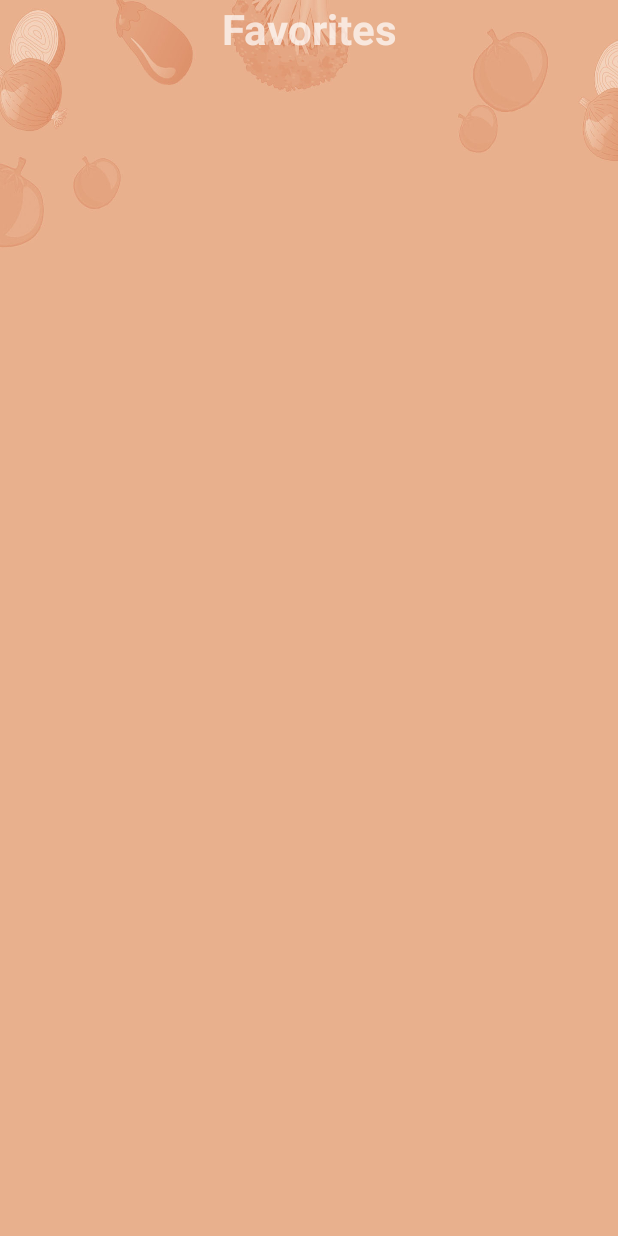
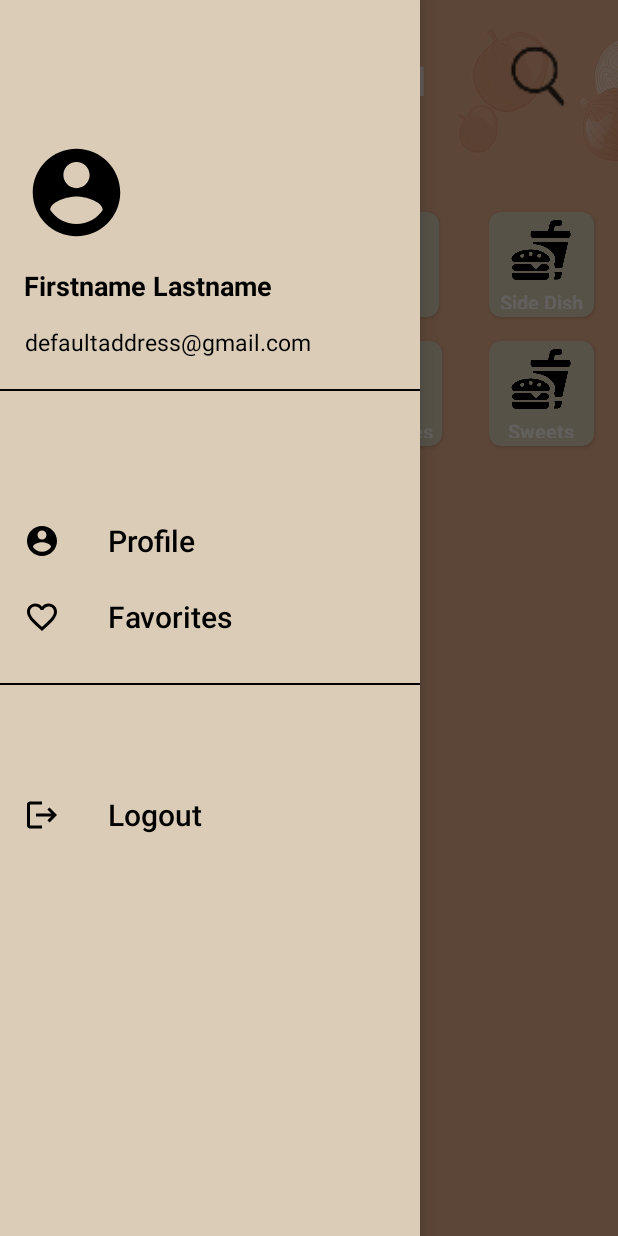
Before and after one commit to athvag/DiscoverYourChef, an Android app: the screen it shows after launch once a user with an empty profile is signed in (FavoritesPage before the commit, Home after it), after a tap on an icon or button, on a phone screen of 412 x 824 dp. Run offline under Robolectric (Android 15) with nearby library versions, the phone set to English and light mode, and no system bars; our stand-ins replace Firebase (no records; nobody signed in at launch, a user with empty details on screens opened directly), Volley; network calls fail.

Commit message:
Hands-on merge torture

```diff
--- a/app/src/main/java/com/team1/discoveryourchef/Home.java
+++ b/app/src/main/java/com/team1/discoveryourchef/Home.java
@@ -5,12 +5,14 @@ import androidx.annotation.Nullable;
 import androidx.appcompat.app.AlertDialog;
 import androidx.appcompat.app.AppCompatActivity;
 import androidx.cardview.widget.CardView;
+import androidx.drawerlayout.widget.DrawerLayout;
 import androidx.recyclerview.widget.GridLayoutManager;
 import androidx.recyclerview.widget.RecyclerView;
 
 import android.content.Intent;
 import android.content.res.Configuration;
 import android.os.Bundle;
+import android.view.Gravity;
 import android.view.LayoutInflater;
 import android.view.View;
 import android.widget.ImageView;
@@ -34,6 +36,7 @@ import java.util.List;
 
 public class Home extends AppCompatActivity implements View.OnClickListener, RecyclerCallback {
 
+    private DrawerLayout drawer;
     TextView welcome;
     List<String> names = new ArrayList<>();
     List<Integer> calories = new ArrayList<>();
@@ -83,6 +86,7 @@ public class Home extends AppCompatActivity implements View.OnClickListener, Rec
         clickItem6 = findViewById(R.id.cat_menu_6);
         clickItem7 = findViewById(R.id.cat_menu_7);
         clickItem8 = findViewById(R.id.cat_menu_8);
+        drawer = findViewById(R.id.drawer_layout);
         clickItem1.setOnClickListener(this);
         clickItem2.setOnClickListener(this);
         clickItem3.setOnClickListener(this);
@@ -91,11 +95,13 @@ public class Home extends AppCompatActivity implements View.OnClickListener, Rec
         clickItem6.setOnClickListener(this);
         clickItem7.setOnClickListener(this);
         clickItem8.setOnClickListener(this);
+        profile.setOnClickListener(this);
         //Finish initiating the clicks//
 
         //Load random pizza recipies//
         loadRecipies("&q=pizza");
 
+        /*
         profile.setOnClickListener(new View.OnClickListener() {
             @Override
             public void onClick(View v) {
@@ -103,6 +109,7 @@ public class Home extends AppCompatActivity implements View.OnClickListener, Rec
                 startActivity(intent);
             }
         });
+         */
     }
 
     private void clearLast() {
@@ -211,6 +218,8 @@ public class Home extends AppCompatActivity implements View.OnClickListener, Rec
             case R.id.cat_menu_8:
                 refreshView("Sweets","&dishType=Sweets");
                 break;
+            case R.id.account_circle:
+                drawer.openDrawer(Gravity.LEFT);
         }
     }
 
--- /dev/null
+++ b/app/src/main/res/drawable-mdpi/ic_account_nav.xml
@@ -0,0 +1,10 @@
+<vector xmlns:android="http://schemas.android.com/apk/res/android"
+    android:width="70dp"
+    android:height="70dp"
+    android:viewportWidth="24"
+    android:viewportHeight="24"
+    android:tint="?attr/colorControlNormal">
+  <path
+      android:fillColor="@android:color/white"
+      android:pathData="M12,2C6.48,2 2,6.48 2,12s4.48,10 10,10 10,-4.48 10,-10S17.52,2 12,2zM12,5c1.66,0 3,1.34 3,3s-1.34,3 -3,3 -3,-1.34 -3,-3 1.34,-3 3,-3zM12,19.2c-2.5,0 -4.71,-1.28 -6,-3.22 0.03,-1.99 4,-3.08 6,-3.08 1.99,0 5.97,1.09 6,3.08 -1.29,1.94 -3.5,3.22 -6,3.22z"/>
+</vector>
--- /dev/null
+++ b/app/src/main/res/drawable-mdpi/ic_account_navdraw.xml
@@ -0,0 +1,5 @@
+<vector android:height="35dp" android:tint="?attr/colorControlNormal"
+    android:viewportHeight="24" android:viewportWidth="24"
+    android:width="35dp" xmlns:android="http://schemas.android.com/apk/res/android">
+    <path android:fillColor="@android:color/white" android:pathData="M12,2C6.48,2 2,6.48 2,12s4.48,10 10,10 10,-4.48 10,-10S17.52,2 12,2zM12,5c1.66,0 3,1.34 3,3s-1.34,3 -3,3 -3,-1.34 -3,-3 1.34,-3 3,-3zM12,19.2c-2.5,0 -4.71,-1.28 -6,-3.22 0.03,-1.99 4,-3.08 6,-3.08 1.99,0 5.97,1.09 6,3.08 -1.29,1.94 -3.5,3.22 -6,3.22z"/>
+</vector>
--- /dev/null
+++ b/app/src/main/res/drawable-mdpi/ic_favorite_clicked.xml
@@ -0,0 +1,10 @@
+<vector xmlns:android="http://schemas.android.com/apk/res/android"
+    android:width="24dp"
+    android:height="24dp"
+    android:viewportWidth="24"
+    android:viewportHeight="24"
+    android:tint="?attr/colorControlNormal">
+  <path
+      android:fillColor="@android:color/white"
+      android:pathData="M12,21.35l-1.45,-1.32C5.4,15.36 2,12.28 2,8.5 2,5.42 4.42,3 7.5,3c1.74,0 3.41,0.81 4.5,2.09C13.09,3.81 14.76,3 16.5,3 19.58,3 22,5.42 22,8.5c0,3.78 -3.4,6.86 -8.55,11.54L12,21.35z"/>
+</vector>
--- /dev/null
+++ b/app/src/main/res/drawable-mdpi/ic_favorite_unclicked.xml
@@ -0,0 +1,5 @@
+<vector android:height="35dp" android:tint="?attr/colorControlNormal"
+    android:viewportHeight="24" android:viewportWidth="24"
+    android:width="35dp" xmlns:android="http://schemas.android.com/apk/res/android">
+    <path android:fillColor="@android:color/white" android:pathData="M16.5,3c-1.74,0 -3.41,0.81 -4.5,2.09C10.91,3.81 9.24,3 7.5,3 4.42,3 2,5.42 2,8.5c0,3.78 3.4,6.86 8.55,11.54L12,21.35l1.45,-1.32C18.6,15.36 22,12.28 22,8.5 22,5.42 19.58,3 16.5,3zM12.1,18.55l-0.1,0.1 -0.1,-0.1C7.14,14.24 4,11.39 4,8.5 4,6.5 5.5,5 7.5,5c1.54,0 3.04,0.99 3.57,2.36h1.87C13.46,5.99 14.96,5 16.5,5c2,0 3.5,1.5 3.5,3.5 0,2.89 -3.14,5.74 -7.9,10.05z"/>
+</vector>
--- /dev/null
+++ b/app/src/main/res/drawable-mdpi/ic_logout.xml
@@ -0,0 +1,5 @@
+<vector android:autoMirrored="true" android:height="35dp"
+    android:tint="?attr/colorControlNormal" android:viewportHeight="24"
+    android:viewportWidth="24" android:width="35dp" xmlns:android="http://schemas.android.com/apk/res/android">
+    <path android:fillColor="@android:color/white" android:pathData="M17,7l-1.41,1.41L18.17,11H8v2h10.17l-2.58,2.58L17,17l5,-5zM4,5h8V3H4c-1.1,0 -2,0.9 -2,2v14c0,1.1 0.9,2 2,2h8v-2H4V5z"/>
+</vector>
--- a/app/src/main/res/layout/activity_home.xml
+++ b/app/src/main/res/layout/activity_home.xml
@@ -1,4 +1,19 @@
 <?xml version="1.0" encoding="utf-8"?>
+<androidx.drawerlayout.widget.DrawerLayout xmlns:android="http://schemas.android.com/apk/res/android"
+    xmlns:app="http://schemas.android.com/apk/res-auto"
+    android:layout_width="match_parent"
+    android:layout_height="match_parent"
+    xmlns:tools="http://schemas.android.com/tools"
+    android:id="@+id/drawer_layout"
+    android:fitsSystemWindows="true"
+    tools:context=".Home"
+    tools:openDrawer="start">
+
+    <FrameLayout
+        android:id="@+id/fragment_container"
+        android:layout_width="match_parent"
+        android:layout_height="match_parent">
+
         <ScrollView xmlns:android="http://schemas.android.com/apk/res/android"
             xmlns:app="http://schemas.android.com/apk/res-auto"
             android:layout_width="match_parent"
@@ -23,6 +38,8 @@
                     app:layout_constraintLeft_toLeftOf="parent"
                     app:layout_constraintRight_toLeftOf="@id/welcome"
                     app:layout_constraintTop_toTopOf="parent"
+                    android:clickable="true"
+                    android:focusable="true"
                     app:tint="#000000" />
 
             <TextView
@@ -443,3 +460,19 @@
             </androidx.constraintlayout.widget.ConstraintLayout>
         </androidx.constraintlayout.widget.ConstraintLayout>
     </ScrollView>
+
+    </FrameLayout>
+
+    <com.google.android.material.navigation.NavigationView
+        android:layout_width="wrap_content"
+        android:layout_height="match_parent"
+        android:layout_gravity="start"
+        android:id="@+id/nav_view"
+        android:theme="@style/ThemeToolbar.NavigationView"
+        app:headerLayout="@layout/nav_header"
+        app:menu="@menu/drawer_menu"
+        android:background="@color/navcolor"
+        app:itemTextColor="@color/black"
+        app:itemIconTint="@color/black" />
+
+</androidx.drawerlayout.widget.DrawerLayout>
--- /dev/null
+++ b/app/src/main/res/layout/nav_header.xml
@@ -0,0 +1,44 @@
+<?xml version="1.0" encoding="utf-8"?>
+<LinearLayout xmlns:android="http://schemas.android.com/apk/res/android"
+    android:layout_width="match_parent"
+    android:layout_height="250dp"
+    xmlns:app="http://schemas.android.com/apk/res-auto"
+    android:background="@color/navcolor"
+    android:gravity="bottom"
+    android:theme="@style/ThemeOverlay.AppCompat.Dark"
+    android:orientation="vertical">
+
+    <ImageView
+        android:layout_width="wrap_content"
+        android:layout_height="wrap_content"
+        android:layout_marginLeft="16dp"
+        android:src="@drawable/ic_account_nav"
+        android:layout_marginTop="20dp"
+        app:tint="@color/black"/>
+
+    <TextView
+        android:layout_height="wrap_content"
+        android:layout_width="wrap_content"
+        android:layout_marginLeft="16dp"
+        android:paddingTop="4dp"
+        android:text="Firstname Lastname"
+        android:textSize="18sp"
+        android:textStyle="bold"
+        android:textColor="@color/black"/>
+
+    <TextView
+        android:layout_width="wrap_content"
+        android:layout_height="wrap_content"
+        android:layout_marginLeft="16dp"
+        android:paddingTop="4dp"
+        android:text="defaultaddress@gmail.com"
+        android:textAlignment="center"
+        android:textColor="@color/black"
+        android:textSize="15sp"/>
+
+    <View
+        android:layout_width="match_parent"
+        android:layout_height="1dp"
+        android:layout_marginTop="15dp"
+        android:background="@color/black" />
+</LinearLayout>
--- /dev/null
+++ b/app/src/main/res/menu/drawer_menu.xml
@@ -0,0 +1,33 @@
+<?xml version="1.0" encoding="utf-8"?>
+<menu xmlns:android="http://schemas.android.com/apk/res/android"
+    xmlns:tools="http://schemas.android.com/tools"
+    tools:showIn="navigation_view"
+    android:layout_height="match_parent"
+    android:layout_width="match_parent">
+
+    <item android:title="">
+        <menu>
+            <group
+                android:id="@+id/menu_top">
+                <item android:id="@+id/profile_item"
+                    android:icon="@drawable/ic_account_navdraw"
+                    android:title="@string/navdrawprofile"/>
+                <item android:id="@+id/favorites_item"
+                    android:icon="@drawable/ic_favorite_unclicked"
+                    android:title="@string/navdrawfavorites"/>
+            </group>
+        </menu>
+    </item>
+    <item>
+        <menu>
+            <group
+                android:id="@+id/menu_bottom">
+                <item android:id="@+id/logout_item"
+                    android:icon="@drawable/ic_logout"
+                    android:title="Logout"/>
+            </group>
+        </menu>
+    </item>
+
+
+</menu>
--- a/app/src/main/res/values/colors.xml
+++ b/app/src/main/res/values/colors.xml
@@ -9,4 +9,5 @@
     <color name="white">#FFFFFFFF</color>
     <color name="primary">#e9b08e</color>
     <color name="secondary"> #dbcdb5</color>
+    <color name="navcolor">#dbccb7</color>
 </resources>
--- a/app/src/main/res/values/custom_style.xml
+++ b/app/src/main/res/values/custom_style.xml
@@ -5,4 +5,18 @@
         <item name = "cornerSize">50%</item>
     </style>
 
+    <style name="ThemeToolbar.NavigationView" >
+        <item name="android:listDivider">@color/black</item>
+        <item name="android:textColorSecondary">@color/white</item>
+
+        <item name="android:textSize">20sp</item> <!-- menu item text size-->
+        <item name="android:listPreferredItemHeightSmall">40dp</item><!-- menu item height-->
+
+        <item name="android:layout_marginTop">5dp</item>
+        <item name="android:layout_marginBottom">5dp</item>
+
+    </style>
+
+    <style name="ThemeToolbar">blackdivider</style>
+
 </resources>
--- a/app/src/main/res/values/strings.xml
+++ b/app/src/main/res/values/strings.xml
@@ -19,4 +19,6 @@
     <string name="menu_home">Home</string>
     <string name="menu_gallery">Gallery</string>
     <string name="menu_slideshow">Slideshow</string>
+    <string name="navdrawprofile">Profile</string>
+    <string name="navdrawfavorites">Favorites</string>
 </resources>
```
Lines whose indentation alone changed are shown as unchanged.
